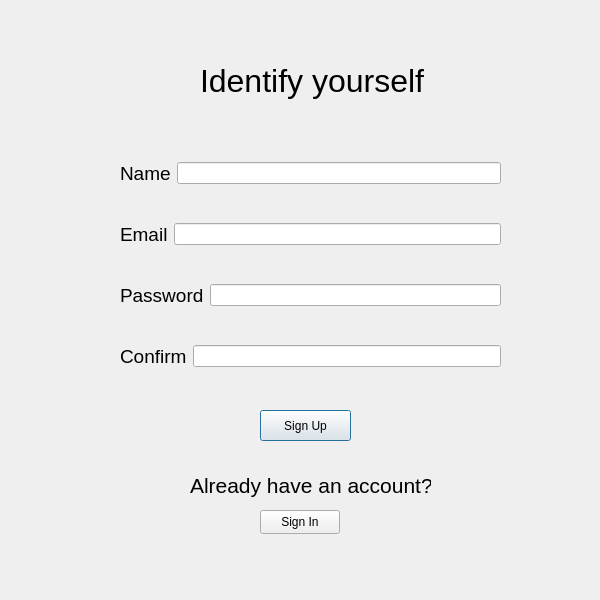
Tsurai7/Messenger, file QtSimpleChatClient/signup.ui: the form before one commit.
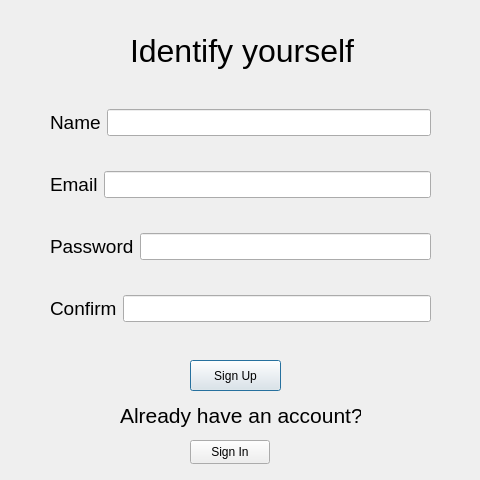
The form after the commit.

What changed in the file:
```diff
--- a/QtSimpleChatClient/signup.ui
+++ b/QtSimpleChatClient/signup.ui
@@ -6,21 +6,96 @@
    <rect>
     <x>0</x>
     <y>0</y>
-    <width>600</width>
-    <height>600</height>
+    <width>480</width>
+    <height>480</height>
    </rect>
   </property>
   <property name="windowTitle">
    <string>Dialog</string>
   </property>
+  <property name="styleSheet">
+   <string notr="true">/* Reset some default styling */
+* {
+    margin: 0;
+    padding: 0;
+}
+
+/* Body styles */
+body {
+    font-family: 'Segoe UI', Tahoma, Geneva, Verdana, sans-serif;
+    background-color: #f8f9fa;
+    color: #1e1e1e;
+}
+
+/* Container styles */
+.container {
+    max-width: 400px;
+    margin: 50px auto;
+    padding: 20px;
+    background-color: #ffffff;
+    box-shadow: 0 2px 4px rgba(0, 0, 0, 0.1);
+    border-radius: 8px;
+}
+
+/* Label styles */
+label {
+    display: block;
+    margin-bottom: 5px;
+    font-size: 14px;
+    color: #7d7d7d;
+}
+
+/* Input styles */
+input[type=&quot;text&quot;],
+input[type=&quot;password&quot;] {
+    width: 100%;
+    padding: 10px;
+    margin-bottom: 15px;
+    border: 1px solid #d3d3d3;
+    border-radius: 4px;
+    color: #1e1e1e;
+    transition: border-color 0.3s ease;
+}
+
+input[type=&quot;text&quot;]:focus,
+input[type=&quot;password&quot;]:focus {
+    border-color: #4a90e2;
+}
+
+/* Button styles */
+button {
+    display: inline-block;
+    padding: 12px 20px;
+    font-size: 16px;
+    font-weight: bold;
+    text-align: center;
+    text-decoration: none;
+    background-color: #4a90e2;
+    color: #ffffff;
+    border: none;
+    border-radius: 4px;
+    cursor: pointer;
+    transition: background-color 0.3s ease;
+}
+
+button:hover {
+    background-color: #3465a4;
+}
+
+/* Additional styles */
+.login-button {
+    width: 100%;
+}
+</string>
+  </property>
   <property name="sizeGripEnabled">
    <bool>false</bool>
   </property>
   <widget class="QPushButton" name="pushButton_SignUp">
    <property name="geometry">
     <rect>
-     <x>260</x>
-     <y>410</y>
+     <x>190</x>
+     <y>360</y>
      <width>91</width>
      <height>31</height>
     </rect>
@@ -32,8 +107,8 @@
   <widget class="QLabel" name="label_Title">
    <property name="geometry">
     <rect>
-     <x>200</x>
-     <y>50</y>
+     <x>130</x>
+     <y>20</y>
      <width>241</width>
      <height>61</height>
     </rect>
@@ -50,8 +125,8 @@
   <widget class="QPushButton" name="pushButton_SignIn">
    <property name="geometry">
     <rect>
-     <x>260</x>
-     <y>510</y>
+     <x>190</x>
+     <y>440</y>
      <width>80</width>
      <height>24</height>
     </rect>
@@ -63,8 +138,8 @@
   <widget class="QLabel" name="label_HaveAccount">
    <property name="geometry">
     <rect>
-     <x>190</x>
-     <y>470</y>
+     <x>120</x>
+     <y>400</y>
      <width>241</width>
      <height>31</height>
     </rect>
@@ -81,8 +156,8 @@
   <widget class="QWidget" name="layoutWidget">
    <property name="geometry">
     <rect>
-     <x>120</x>
-     <y>130</y>
+     <x>50</x>
+     <y>80</y>
      <width>381</width>
      <height>271</height>
     </rect>
@@ -105,7 +180,13 @@
        </widget>
       </item>
       <item>
-       <widget class="QLineEdit" name="lineEdit_Name"/>
+       <widget class="QLineEdit" name="lineEdit_Name">
+        <property name="font">
+         <font>
+          <pointsize>14</pointsize>
+         </font>
+        </property>
+       </widget>
       </item>
      </layout>
     </item>
@@ -126,7 +207,13 @@
        </widget>
       </item>
       <item>
-       <widget class="QLineEdit" name="lineEdit_Email"/>
+       <widget class="QLineEdit" name="lineEdit_Email">
+        <property name="font">
+         <font>
+          <pointsize>14</pointsize>
+         </font>
+        </property>
+       </widget>
       </item>
      </layout>
     </item>
@@ -147,7 +234,13 @@
        </widget>
       </item>
       <item>
-       <widget class="QLineEdit" name="lineEdit_Password"/>
+       <widget class="QLineEdit" name="lineEdit_Password">
+        <property name="font">
+         <font>
+          <pointsize>14</pointsize>
+         </font>
+        </property>
+       </widget>
       </item>
      </layout>
     </item>
@@ -167,6 +260,11 @@
       </item>
       <item>
        <widget class="QLineEdit" name="lineEdit_Confirm">
+        <property name="font">
+         <font>
+          <pointsize>14</pointsize>
+         </font>
+        </property>
         <property name="text">
          <string/>
         </property>
```
